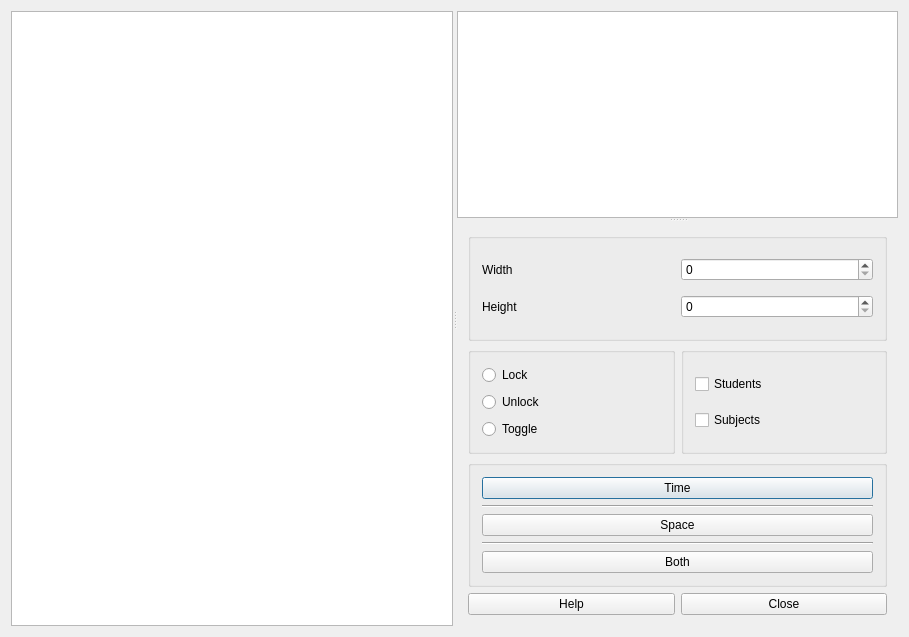
The window that fet/src/interface/timetableviewteacherstimehorizontalform_template.ui (vonmecheln/fet) describes before a commit, drawn with Qt 5.
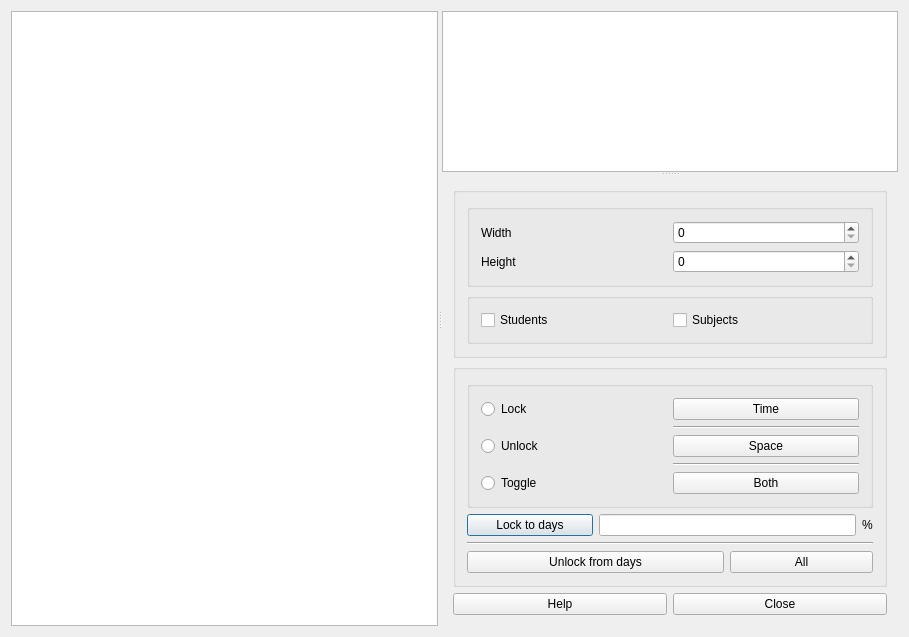
The same window after the commit.

```diff
--- a/fet/src/interface/timetableviewteacherstimehorizontalform_template.ui
+++ b/fet/src/interface/timetableviewteacherstimehorizontalform_template.ui
@@ -13,7 +13,7 @@
   <property name="windowTitle">
    <string extracomment="Title of dialog to view the teachers timetable">View teachers time horizontal timetable</string>
   </property>
-  <layout class="QGridLayout" name="gridLayout_4">
+  <layout class="QGridLayout" name="gridLayout_5">
    <item row="0" column="0">
     <widget class="QSplitter" name="horizontalSplitter">
      <property name="orientation">
@@ -32,38 +32,126 @@
           <property name="title">
            <string/>
           </property>
+          <layout class="QGridLayout" name="gridLayout_3">
+           <item row="0" column="0">
+            <widget class="QGroupBox" name="groupBox">
+             <property name="title">
+              <string/>
+             </property>
           <layout class="QGridLayout" name="gridLayout">
            <item row="0" column="0">
+               <layout class="QHBoxLayout" name="horizontalLayout">
+                <item>
             <widget class="QLabel" name="label">
              <property name="text">
               <string>Width</string>
              </property>
             </widget>
            </item>
-           <item row="0" column="1">
+                <item>
             <widget class="QSpinBox" name="widthSpinBox"/>
            </item>
+               </layout>
+              </item>
            <item row="1" column="0">
+               <layout class="QHBoxLayout" name="horizontalLayout_3">
+                <item>
             <widget class="QLabel" name="heightTextLabel">
              <property name="text">
               <string>Height</string>
              </property>
             </widget>
            </item>
-           <item row="1" column="1">
+                <item>
             <widget class="QSpinBox" name="heightSpinBox"/>
            </item>
           </layout>
-         </widget>
-        </item>
+              </item>
+             </layout>
+            </widget>
+           </item>
+           <item row="1" column="0">
+            <widget class="QGroupBox" name="groupBox_6">
+             <property name="title">
+              <string/>
+             </property>
+             <layout class="QGridLayout" name="gridLayout_6">
+              <item row="0" column="0">
+               <widget class="QCheckBox" name="studentsCheckBox">
+                <property name="text">
+                 <string>Students</string>
+                </property>
+               </widget>
+              </item>
+              <item row="0" column="1">
+               <widget class="QCheckBox" name="subjectsCheckBox">
+                <property name="text">
+                 <string>Subjects</string>
+                </property>
+               </widget>
+              </item>
+             </layout>
+            </widget>
+           </item>
+          </layout>
+         </widget>
+        </item>
         <item>
-         <layout class="QHBoxLayout" name="horizontalLayout">
-          <item>
+         <widget class="QGroupBox" name="groupBox_5">
+          <property name="title">
+           <string/>
+          </property>
+          <layout class="QGridLayout" name="gridLayout_4">
+           <item row="1" column="3">
+            <widget class="QLabel" name="lockToDaysWeightLabel">
+             <property name="sizePolicy">
+              <sizepolicy hsizetype="Maximum" vsizetype="Preferred">
+               <horstretch>0</horstretch>
+               <verstretch>0</verstretch>
+              </sizepolicy>
+             </property>
+             <property name="text">
+              <string comment="The percentage symbol">%</string>
+             </property>
+            </widget>
+           </item>
+           <item row="1" column="1" colspan="2">
+            <widget class="QLineEdit" name="lockToDaysWeightLineEdit"/>
+           </item>
+           <item row="1" column="0">
+            <widget class="QPushButton" name="lockToDaysPushButton">
+             <property name="text">
+              <string>Lock to days</string>
+             </property>
+            </widget>
+           </item>
+           <item row="3" column="0" colspan="2">
+            <widget class="QPushButton" name="unlockFromDaysPushButton">
+             <property name="text">
+              <string>Unlock from days</string>
+             </property>
+            </widget>
+           </item>
+           <item row="2" column="0" colspan="4">
+            <widget class="Line" name="line_4">
+             <property name="orientation">
+              <enum>Qt::Horizontal</enum>
+             </property>
+            </widget>
+           </item>
+           <item row="3" column="2" colspan="2">
+            <widget class="QPushButton" name="unlockAllFromDaysPushButton">
+             <property name="text">
+              <string comment="It refers to activities">All</string>
+             </property>
+            </widget>
+           </item>
+           <item row="0" column="0" colspan="4">
            <widget class="QGroupBox" name="groupBox_2">
             <property name="title">
              <string/>
             </property>
-            <layout class="QGridLayout" name="gridLayout_3">
+             <layout class="QGridLayout" name="gridLayout_2">
              <item row="0" column="0">
               <widget class="QRadioButton" name="lockRadioButton">
                <property name="text">
@@ -71,83 +159,42 @@
                </property>
               </widget>
              </item>
-             <item row="1" column="0">
+              <item row="2" column="1">
+               <widget class="QPushButton" name="lockSpacePushButton">
+                <property name="text">
+                 <string extracomment="This is a button in a timetable view dialog (There are 3 buttons in total, user can toggle locked/unlocked time, space or both).">Space</string>
+                </property>
+               </widget>
+              </item>
+              <item row="2" column="0">
               <widget class="QRadioButton" name="unlockRadioButton">
                <property name="text">
                 <string>Unlock</string>
                </property>
               </widget>
              </item>
-             <item row="2" column="0">
-              <widget class="QRadioButton" name="toggleRadioButton">
-               <property name="text">
-                <string>Toggle</string>
-               </property>
-              </widget>
-             </item>
-            </layout>
-           </widget>
-          </item>
-          <item>
-           <widget class="QGroupBox" name="groupBox_4">
-            <property name="title">
-             <string/>
-            </property>
-            <layout class="QGridLayout" name="gridLayout_2">
-             <item row="1" column="0">
-              <widget class="QCheckBox" name="studentsCheckBox">
-               <property name="text">
-                <string>Students</string>
-               </property>
-              </widget>
-             </item>
-             <item row="2" column="0">
-              <widget class="QCheckBox" name="subjectsCheckBox">
-               <property name="text">
-                <string>Subjects</string>
-               </property>
-              </widget>
-             </item>
-            </layout>
-           </widget>
-          </item>
-         </layout>
-        </item>
-        <item>
-         <widget class="QGroupBox" name="groupBox">
-          <property name="title">
-           <string extracomment="This is a group box for locking/unlocking buttons"/>
-          </property>
-          <layout class="QVBoxLayout" name="verticalLayout_4">
-           <item>
+              <item row="0" column="1">
             <widget class="QPushButton" name="lockTimePushButton">
              <property name="text">
               <string extracomment="This is a button in a timetable view dialog (There are 3 buttons in total, user can toggle locked/unlocked time, space or both).">Time</string>
              </property>
             </widget>
            </item>
-           <item>
-            <widget class="Line" name="line_2">
-             <property name="orientation">
-              <enum>Qt::Horizontal</enum>
-             </property>
-            </widget>
-           </item>
-           <item>
-            <widget class="QPushButton" name="lockSpacePushButton">
+              <item row="4" column="0">
+               <widget class="QRadioButton" name="toggleRadioButton">
              <property name="text">
-              <string extracomment="This is a button in a timetable view dialog (There are 3 buttons in total, user can toggle locked/unlocked time, space or both).">Space</string>
+                 <string>Toggle</string>
              </property>
             </widget>
            </item>
-           <item>
+              <item row="1" column="1">
             <widget class="Line" name="line">
              <property name="orientation">
               <enum>Qt::Horizontal</enum>
              </property>
             </widget>
            </item>
-           <item>
+              <item row="4" column="1">
             <widget class="QPushButton" name="lockTimeSpacePushButton">
              <property name="text">
               <string extracomment="This is a button in a timetable view dialog (There are 3 buttons in total, user can toggle locked/unlocked time, space or both).">Both</string>
@@ -155,6 +202,16 @@
              <property name="shortcut">
               <string/>
              </property>
+               </widget>
+              </item>
+              <item row="3" column="1">
+               <widget class="Line" name="line_2">
+                <property name="orientation">
+                 <enum>Qt::Horizontal</enum>
+                </property>
+               </widget>
+              </item>
+             </layout>
             </widget>
            </item>
           </layout>
```
Lines whose indentation alone changed are shown as unchanged.
